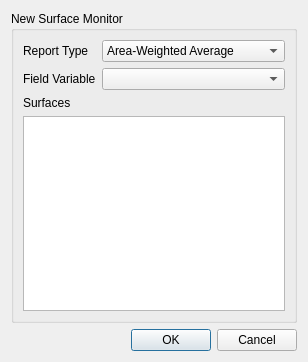
The window that view/solution/monitors/surface_dialog.ui (nextfoam/baram) describes before a commit, drawn with Qt 5.
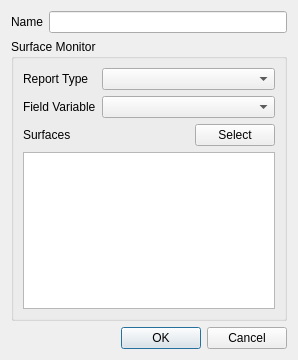
The same window after the commit.

```diff
--- a/view/solution/monitors/surface_dialog.ui
+++ b/view/solution/monitors/surface_dialog.ui
@@ -7,17 +7,45 @@
     <x>0</x>
     <y>0</y>
     <width>298</width>
-    <height>362</height>
+    <height>360</height>
    </rect>
   </property>
   <property name="windowTitle">
    <string>Surface Monitor</string>
   </property>
   <layout class="QVBoxLayout" name="verticalLayout_2">
+   <item>
+    <widget class="QWidget" name="nameWidget" native="true">
+     <layout class="QFormLayout" name="formLayout_8">
+      <property name="leftMargin">
+       <number>0</number>
+      </property>
+      <property name="topMargin">
+       <number>0</number>
+      </property>
+      <property name="rightMargin">
+       <number>0</number>
+      </property>
+      <property name="bottomMargin">
+       <number>0</number>
+      </property>
+      <item row="0" column="0">
+       <widget class="QLabel" name="label_1">
+        <property name="text">
+         <string>Name</string>
+        </property>
+       </widget>
+      </item>
+      <item row="0" column="1">
+       <widget class="QLineEdit" name="name"/>
+      </item>
+     </layout>
+    </widget>
+   </item>
    <item>
     <widget class="QGroupBox" name="groupBox">
      <property name="title">
-      <string>New Surface Monitor</string>
+      <string>Surface Monitor</string>
      </property>
      <layout class="QVBoxLayout" name="verticalLayout">
       <item>
@@ -43,38 +71,7 @@
           </widget>
          </item>
          <item row="0" column="1">
-          <widget class="QComboBox" name="reportType">
-           <item>
-            <property name="text">
-             <string>Area-Weighted Average</string>
-            </property>
-           </item>
-           <item>
-            <property name="text">
-             <string>Intergral</string>
-            </property>
-           </item>
-           <item>
-            <property name="text">
-             <string>Flow Rate</string>
-            </property>
-           </item>
-           <item>
-            <property name="text">
-             <string>Minimum</string>
-            </property>
-           </item>
-           <item>
-            <property name="text">
-             <string>Maximum</string>
-            </property>
-           </item>
-           <item>
-            <property name="text">
-             <string>Coefficient of Variation, CoV</string>
-            </property>
-           </item>
-          </widget>
+          <widget class="QComboBox" name="reportType"/>
          </item>
          <item row="1" column="0">
           <widget class="QLabel" name="label_2">
@@ -90,10 +87,48 @@
        </widget>
       </item>
       <item>
-       <widget class="QLabel" name="label_17">
-        <property name="text">
-         <string>Surfaces</string>
-        </property>
+       <widget class="QWidget" name="widget" native="true">
+        <layout class="QHBoxLayout" name="horizontalLayout">
+         <property name="leftMargin">
+          <number>0</number>
+         </property>
+         <property name="topMargin">
+          <number>0</number>
+         </property>
+         <property name="rightMargin">
+          <number>0</number>
+         </property>
+         <property name="bottomMargin">
+          <number>0</number>
+         </property>
+         <item>
+          <widget class="QLabel" name="label_3">
+           <property name="text">
+            <string>Surfaces</string>
+           </property>
+          </widget>
+         </item>
+         <item>
+          <spacer name="horizontalSpacer">
+           <property name="orientation">
+            <enum>Qt::Horizontal</enum>
+           </property>
+           <property name="sizeHint" stdset="0">
+            <size>
+             <width>123</width>
+             <height>20</height>
+            </size>
+           </property>
+          </spacer>
+         </item>
+         <item>
+          <widget class="QPushButton" name="select">
+           <property name="text">
+            <string>Select</string>
+           </property>
+          </widget>
+         </item>
+        </layout>
        </widget>
       </item>
       <item>
```
